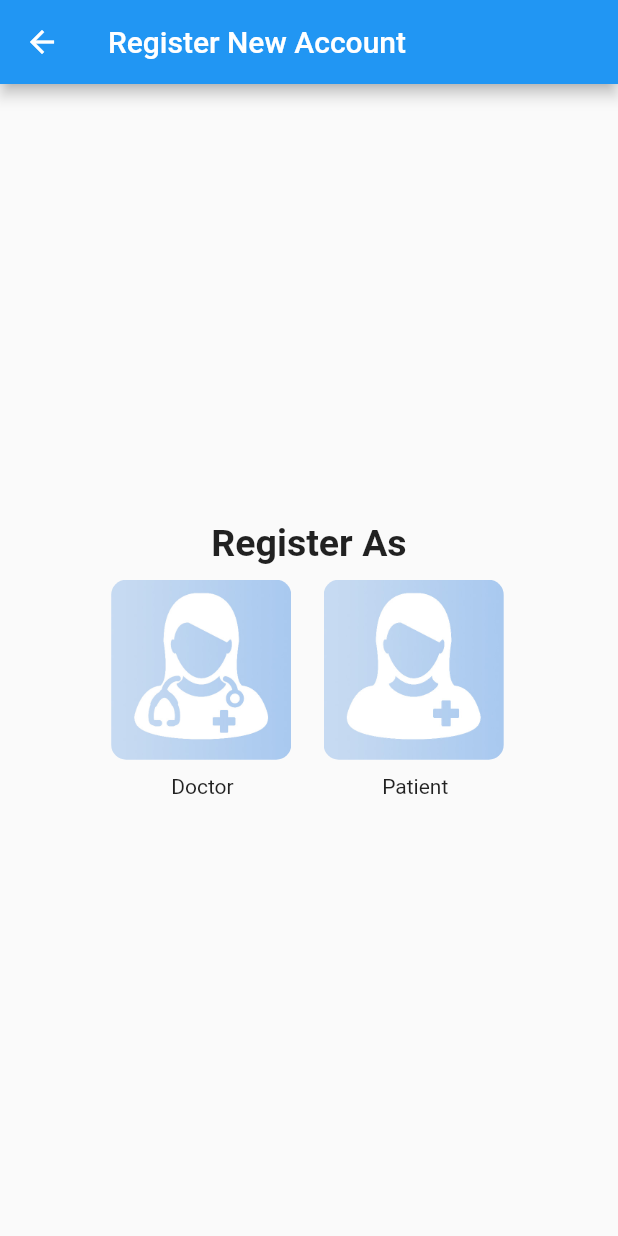
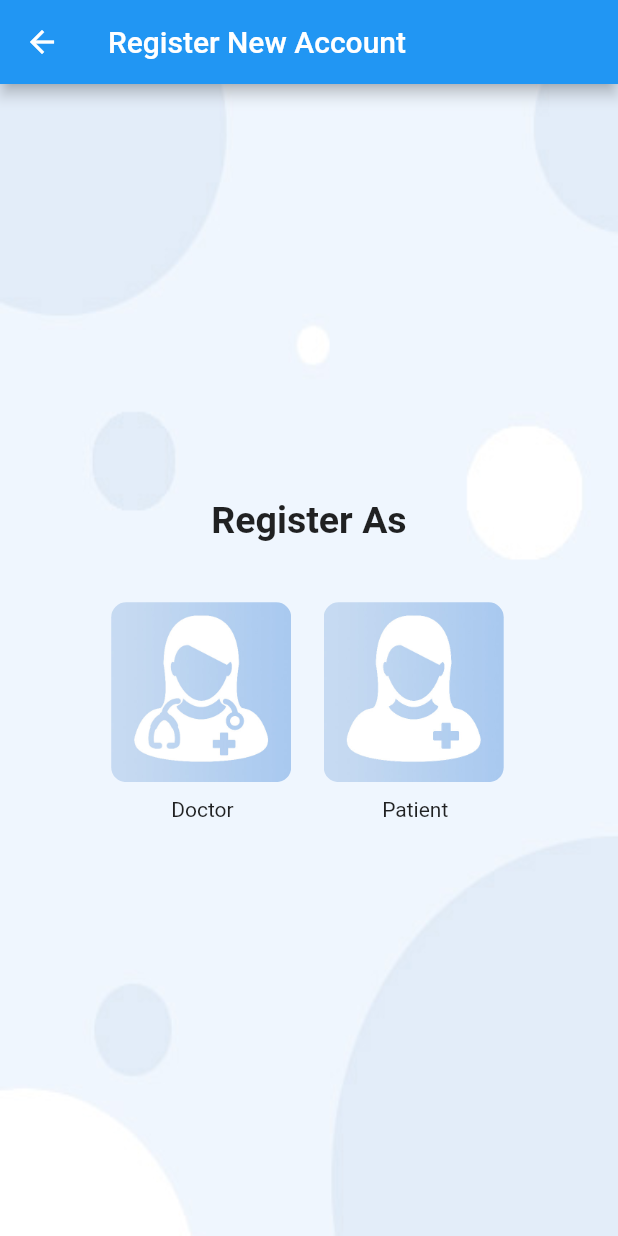
Before and after one commit to warin001234567/Project_Mobile, a Flutter app: the RoleScreen screen opened by its route, on a phone screen of 412 x 824 dp. Run offline on Flutter 3.47's test engine with Material 2 defaults, Android fonts, the phone set to English and light mode, and no system bars; our stand-ins replace cached_network_image, cloud_firestore, firebase_auth, firebase_storage, image_picker, shared_preferences; accounts and stored records are empty.

Commit message:
update role select ui

```diff
--- a/lib/ui/role_page.dart
+++ b/lib/ui/role_page.dart
@@ -25,7 +25,17 @@ class RoleScreenState extends State<RoleScreen> {
           "Register New Account",
         ),
       ),
-      body: Center(
+      body: Stack(
+        children: <Widget>[
+          Center(
+            child: Image.asset(
+              'res/images/regist-bg.jpg',
+              width: MediaQuery.of(context).size.width,
+              height: MediaQuery.of(context).size.height,
+              fit: BoxFit.fill,
+            ),
+          ),
+          Center(
             key: _formkey,
             child: Column(
               mainAxisAlignment: MainAxisAlignment.center,
@@ -36,10 +46,13 @@ class RoleScreenState extends State<RoleScreen> {
                     Column(
                       // crossAxisAlignment: CrossAxisAlignment.start,
                       children: <Widget>[
-                    Text('Register As',
+                        Padding(
+                          padding: EdgeInsets.only(bottom: 30),
+                          child: Text('Register As',
                             style: TextStyle(
                               fontSize: 25,
                               fontWeight: FontWeight.bold,
+                            ),
                           ),
                         )
                       ],
@@ -108,6 +121,8 @@ class RoleScreenState extends State<RoleScreen> {
               ]
             )
           ),
+        ]
+      )
     );
   }
 }
```
Also changed, not shown: res/images/regist-bg.jpg (added), 1 other file. Lines whose indentation alone changed are shown as unchanged.
